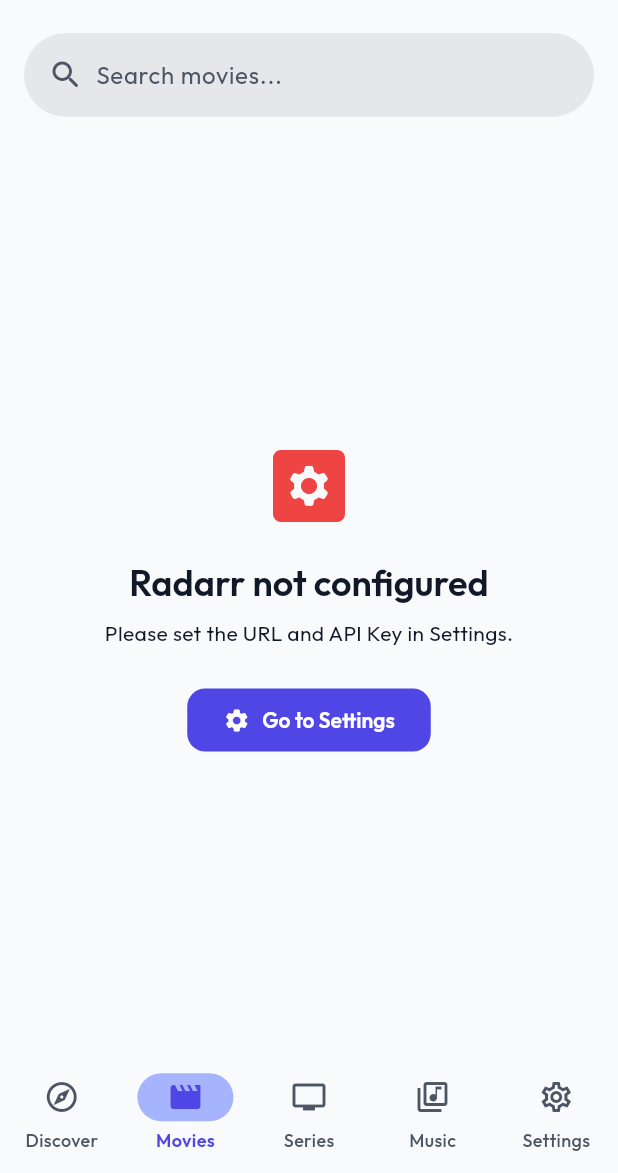
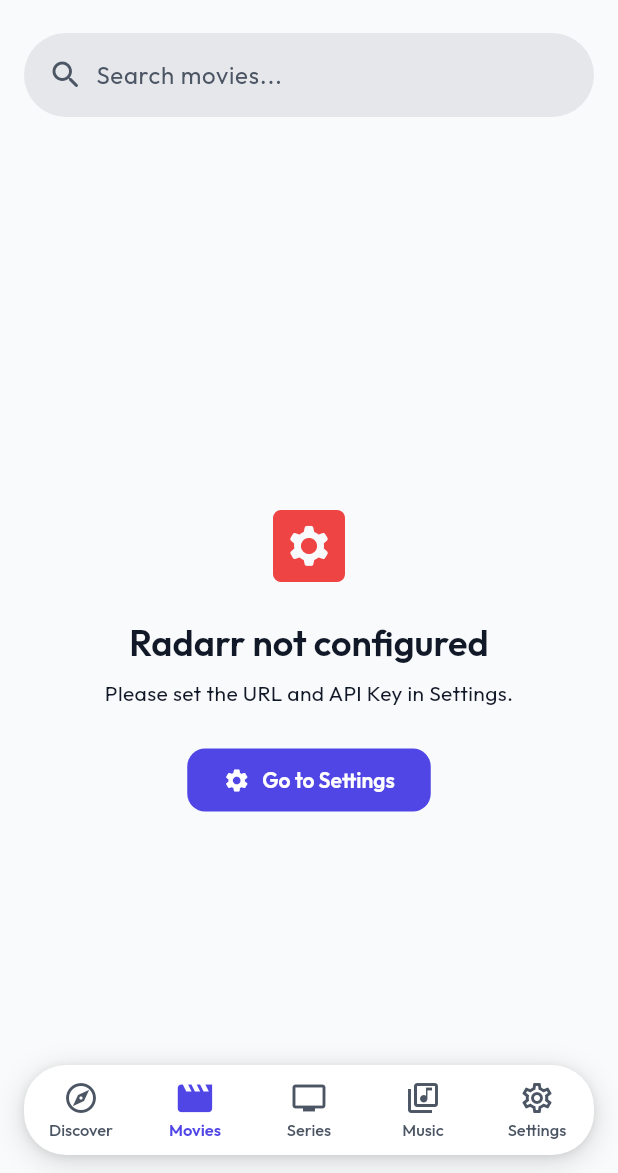
Before and after one commit to Gurkenwasser156/seekarr, a Flutter app: the screen it shows after launch, item 2 of the bottom bar chosen, on a phone screen of 412 x 824 dp, the part 63-1236 px from its top. Run offline on Flutter 3.47's test engine with Material 3 defaults, Android fonts, the phone set to English and light mode, and no system bars; drawn by our look-alikes of dynamic_color; our stand-ins replace cached_network_image, dio, flutter_riverpod, go_router, google_fonts, infinite_scroll_pagination and 1 more.

Commit message:
feat: Add floating bottom navigation bar with elastic drag and scrollable content padding Replace standard NavigationBar with custom FloatingBottomNavBar featuring rounded corners, floating design with margins, and elastic drag animation. Remove fixed shell padding and add scrollable bottom padding to all screens, allowing content to scroll behind the navbar while remaining fully accessible. Navbar drag physics tuned for rigid feel (15px max, 0.15 resistance).

````diff
--- /dev/null
+++ b/lib/core/widgets/floating_bottom_nav_bar.dart
@@ -0,0 +1,313 @@
+import 'package:flutter/material.dart';
+import 'package:google_fonts/google_fonts.dart';
+
+import 'package:seekarr/core/app_radius.dart';
+import 'package:seekarr/core/app_spacing.dart';
+
+/// A destination for the [FloatingBottomNavBar].
+class FloatingNavDestination {
+  /// The icon to display when this destination is not selected.
+  final IconData icon;
+
+  /// The icon to display when this destination is selected.
+  final IconData selectedIcon;
+
+  /// The label for this destination.
+  final String label;
+
+  const FloatingNavDestination({
+    required this.icon,
+    required this.selectedIcon,
+    required this.label,
+  });
+}
+
+/// Constants for FloatingBottomNavBar dimensions.
+///
+/// Use [FloatingNavBarMetrics.totalHeight] to calculate content padding.
+class FloatingNavBarMetrics {
+  FloatingNavBarMetrics._();
+
+  /// Height of the nav bar itself.
+  static const double barHeight = 60.0;
+
+  /// Top padding above the nav bar.
+  static const double topPadding = AppSpacing.sm; // 8dp
+
+  /// Bottom padding below the nav bar (excluding safe area).
+  static const double bottomPadding = AppSpacing.md; // 12dp
+
+  /// Total height including top/bottom padding (excluding safe area).
+  /// Use this value to add bottom padding to screen content.
+  static const double totalHeight =
+      barHeight + topPadding + bottomPadding; // 60 + 8 + 12 = 80dp
+
+  /// Returns the bottom padding needed for scroll views to allow content
+  /// to scroll above the floating nav bar.
+  ///
+  /// Includes the nav bar height, margins, and device safe area.
+  static double getScrollViewBottomPadding(BuildContext context) {
+    final bottomSafeArea = MediaQuery.of(context).padding.bottom;
+    return totalHeight + bottomSafeArea;
+  }
+}
+
+/// A custom floating bottom navigation bar with rounded corners and modern styling.
+///
+/// Features:
+/// - Floating design with margins on all sides
+/// - Rounded corners using [AppRadius.xl]
+/// - Scale animation for selected item
+/// - Elastic drag animation (rubber band effect)
+/// - No background indicator (only icon color changes)
+/// - Subtle shadow for elevated appearance
+///
+/// Example usage:
+/// ```dart
+/// FloatingBottomNavBar(
+///   selectedIndex: 0,
+///   onDestinationSelected: (index) => print('Selected: $index'),
+///   destinations: [
+///     FloatingNavDestination(
+///       icon: Icons.home_outlined,
+///       selectedIcon: Icons.home,
+///       label: 'Home',
+///     ),
+///   ],
+/// )
+/// ```
+class FloatingBottomNavBar extends StatefulWidget {
+  /// The index of the currently selected destination.
+  final int selectedIndex;
+
+  /// Called when one of the destinations is selected.
+  final ValueChanged<int> onDestinationSelected;
+
+  /// The list of destinations to display.
+  final List<FloatingNavDestination> destinations;
+
+  const FloatingBottomNavBar({
+    super.key,
+    required this.selectedIndex,
+    required this.onDestinationSelected,
+    required this.destinations,
+  });
+
+  @override
+  State<FloatingBottomNavBar> createState() => _FloatingBottomNavBarState();
+}
+
+class _FloatingBottomNavBarState extends State<FloatingBottomNavBar>
+    with SingleTickerProviderStateMixin {
+  /// Current drag offset from original position.
+  Offset _dragOffset = Offset.zero;
+
+  /// Animation controller for spring-back animation.
+  late AnimationController _springController;
+
+  /// Animation for returning to original position.
+  Animation<Offset>? _springAnimation;
+
+  // === Elastic drag physics parameters ===
+
+  /// Maximum allowed drag distance in any direction.
+  static const double _maxDragDistance = 15.0;
+
+  /// Base resistance factor (lower = more rigid).
+  static const double _baseResistance = 0.15;
+
+  /// Controls how quickly resistance increases with distance.
+  static const double _resistanceFalloff = 30.0;
+
+  @override
+  void initState() {
+    super.initState();
+    _springController = AnimationController(
+      vsync: this,
+      duration: const Duration(milliseconds: 600),
+    );
+  }
+
+  @override
+  void dispose() {
+    _springController.dispose();
+    super.dispose();
+  }
+
+  /// Applies elastic resistance to drag delta.
+  ///
+  /// Resistance increases as offset grows, creating a "rubber band" feel.
+  double _applyElasticResistance(double delta, double currentOffset) {
+    // Resistance increases exponentially as we get further from origin
+    final resistance =
+        _baseResistance / (1 + (currentOffset.abs() / _resistanceFalloff));
+    return delta * resistance;
+  }
+
+  void _onPanUpdate(DragUpdateDetails details) {
+    // Stop any running spring animation
+    if (_springController.isAnimating) {
+      _springController.stop();
+    }
+
+    setState(() {
+      // Apply elastic resistance to both axes
+      final dx = _applyElasticResistance(details.delta.dx, _dragOffset.dx);
+      final dy = _applyElasticResistance(details.delta.dy, _dragOffset.dy);
+
+      _dragOffset += Offset(dx, dy);
+
+      // Clamp to maximum drag distance
+      _dragOffset = Offset(
+        _dragOffset.dx.clamp(-_maxDragDistance, _maxDragDistance),
+        _dragOffset.dy.clamp(-_maxDragDistance, _maxDragDistance),
+      );
+    });
+  }
+
+  void _onPanEnd(DragEndDetails details) {
+    // Animate back to original position with elastic curve
+    _springAnimation = Tween<Offset>(begin: _dragOffset, end: Offset.zero)
+        .animate(
+          CurvedAnimation(parent: _springController, curve: Curves.elasticOut),
+        );
+
+    _springAnimation!.addListener(_onSpringAnimation);
+    _springController.forward(from: 0).whenComplete(() {
+      _springAnimation?.removeListener(_onSpringAnimation);
+    });
+  }
+
+  void _onSpringAnimation() {
+    if (_springAnimation != null) {
+      setState(() {
+        _dragOffset = _springAnimation!.value;
+      });
+    }
+  }
+
+  @override
+  Widget build(BuildContext context) {
+    final colorScheme = Theme.of(context).colorScheme;
+    final bottomPadding = MediaQuery.of(context).padding.bottom;
+
+    return GestureDetector(
+      onPanUpdate: _onPanUpdate,
+      onPanEnd: _onPanEnd,
+      behavior: HitTestBehavior.opaque,
+      child: Container(
+        // Outer padding to make it float
+        padding: EdgeInsets.only(
+          left: AppSpacing.lg,
+          right: AppSpacing.lg,
+          bottom: bottomPadding + FloatingNavBarMetrics.bottomPadding,
+          top: FloatingNavBarMetrics.topPadding,
+        ),
+        child: Transform.translate(
+          offset: _dragOffset,
+          child: Container(
+            height: FloatingNavBarMetrics.barHeight,
+            decoration: BoxDecoration(
+              color: colorScheme.surfaceContainer,
+              borderRadius: AppRadius.borderRadiusXl,
+              boxShadow: [
+                BoxShadow(
+                  color: Colors.black.withValues(alpha: 0.15),
+                  blurRadius: 16,
+                  offset: const Offset(0, 4),
+                  spreadRadius: 0,
+                ),
+                BoxShadow(
+                  color: Colors.black.withValues(alpha: 0.08),
+                  blurRadius: 4,
+                  offset: const Offset(0, 1),
+                  spreadRadius: 0,
+                ),
+              ],
+            ),
+            child: Row(
+              children: List.generate(widget.destinations.length, (index) {
+                return Expanded(
+                  child: _NavBarItem(
+                    destination: widget.destinations[index],
+                    isSelected: index == widget.selectedIndex,
+                    onTap: () => widget.onDestinationSelected(index),
+                  ),
+                );
+              }),
+            ),
+          ),
+        ),
+      ),
+    );
+  }
+}
+
+class _NavBarItem extends StatelessWidget {
+  final FloatingNavDestination destination;
+  final bool isSelected;
+  final VoidCallback onTap;
+
+  const _NavBarItem({
+    required this.destination,
+    required this.isSelected,
+    required this.onTap,
+  });
+
+  @override
+  Widget build(BuildContext context) {
+    final colorScheme = Theme.of(context).colorScheme;
+
+    final iconColor = isSelected
+        ? colorScheme.primary
+        : colorScheme.onSurfaceVariant;
+
+    final labelColor = isSelected
+        ? colorScheme.primary
+        : colorScheme.onSurfaceVariant;
+
+    final fontWeight = isSelected ? FontWeight.w600 : FontWeight.w500;
+
+    return InkWell(
+      onTap: onTap,
+      borderRadius: AppRadius.borderRadiusLg,
+      splashColor: colorScheme.primary.withValues(alpha: 0.1),
+      highlightColor: colorScheme.primary.withValues(alpha: 0.05),
+      child: Column(
+        mainAxisAlignment: MainAxisAlignment.center,
+        children: [
+          // Icon with scale animation
+          AnimatedScale(
+            scale: isSelected ? 1.15 : 1.0,
+            duration: const Duration(milliseconds: 200),
+            curve: Curves.easeOutCubic,
+            child: AnimatedSwitcher(
+              duration: const Duration(milliseconds: 200),
+              child: Icon(
+                isSelected ? destination.selectedIcon : destination.icon,
+                key: ValueKey(isSelected),
+                color: iconColor,
+                size: 24,
+              ),
+            ),
+          ),
+          const SizedBox(height: 2),
+          // Label
+          AnimatedDefaultTextStyle(
+            duration: const Duration(milliseconds: 200),
+            style: GoogleFonts.outfit(
+              fontSize: 11,
+              fontWeight: fontWeight,
+              color: labelColor,
+            ),
+            child: Text(
+              destination.label,
+              maxLines: 1,
+              overflow: TextOverflow.ellipsis,
+            ),
+          ),
+        ],
+      ),
+    );
+  }
+}
--- a/lib/core/widgets/widgets.dart
+++ b/lib/core/widgets/widgets.dart
@@ -33,3 +33,6 @@
 export 'interactive_search_sheet.dart';
 export 'media_profile_selector.dart';
 export 'media_search_popup_menu.dart';
+
+// Navigation
+export 'floating_bottom_nav_bar.dart';
--- a/lib/features/settings/presentation/settings_screen.dart
+++ b/lib/features/settings/presentation/settings_screen.dart
@@ -3,6 +3,7 @@
 import 'package:flutter_riverpod/flutter_riverpod.dart';
 import 'package:seekarr/core/app_spacing.dart';
 import 'package:seekarr/core/app_radius.dart';
+import 'package:seekarr/core/widgets/floating_bottom_nav_bar.dart';
 import 'package:seekarr/features/settings/domain/settings_model.dart';
 import 'package:seekarr/features/settings/presentation/providers/settings_provider.dart';
 
@@ -160,7 +161,10 @@
               urlController: _lidarrUrlController,
               apiKeyController: _lidarrApiKeyController,
             ),
-            const SizedBox(height: AppSpacing.xxxl),
+            const SizedBox(height: AppSpacing.lg),
+            SizedBox(
+              height: FloatingNavBarMetrics.getScrollViewBottomPadding(context),
+            ),
           ],
         ),
       ),
--- a/lib/features/shell/presentation/shell_screen.dart
+++ b/lib/features/shell/presentation/shell_screen.dart
@@ -2,54 +2,60 @@
 import 'package:flutter/services.dart';
 import 'package:flutter_riverpod/flutter_riverpod.dart';
 import 'package:go_router/go_router.dart';
+
 import 'package:seekarr/core/providers/navigation_refresh_provider.dart';
+import 'package:seekarr/core/widgets/floating_bottom_nav_bar.dart';
 
-/// Main shell screen with bottom navigation following Material Design 3.
+/// Main shell screen with floating bottom navigation.
 ///
-/// Uses outlined icons for unselected state and filled icons for selected state,
-/// following M3 navigation bar guidelines.
+/// Uses a custom [FloatingBottomNavBar] with rounded corners and floating design.
+/// Outlined icons for unselected state and filled icons for selected state.
 class ShellScreen extends ConsumerWidget {
   final Widget child;
 
   const ShellScreen({super.key, required this.child});
+
+  static const _destinations = [
+    FloatingNavDestination(
+      icon: Icons.explore_outlined,
+      selectedIcon: Icons.explore,
+      label: 'Discover',
+    ),
+    FloatingNavDestination(
+      icon: Icons.movie_outlined,
+      selectedIcon: Icons.movie,
+      label: 'Movies',
+    ),
+    FloatingNavDestination(
+      icon: Icons.tv_outlined,
+      selectedIcon: Icons.tv,
+      label: 'Series',
+    ),
+    FloatingNavDestination(
+      icon: Icons.library_music_outlined,
+      selectedIcon: Icons.library_music,
+      label: 'Music',
+    ),
+    FloatingNavDestination(
+      icon: Icons.settings_outlined,
+      selectedIcon: Icons.settings,
+      label: 'Settings',
+    ),
+  ];
 
   @override
   Widget build(BuildContext context, WidgetRef ref) {
     final selectedIndex = _calculateSelectedIndex(context);
 
     return Scaffold(
+      // Extend body behind the nav bar for true floating effect
+      extendBody: true,
       body: child,
-      bottomNavigationBar: NavigationBar(
+      bottomNavigationBar: FloatingBottomNavBar(
         selectedIndex: selectedIndex,
         onDestinationSelected: (int idx) =>
             _onItemTapped(idx, context, ref, selectedIndex),
-        destinations: const [
-          NavigationDestination(
-            icon: Icon(Icons.explore_outlined),
-            selectedIcon: Icon(Icons.explore),
-            label: 'Discover',
-          ),
-          NavigationDestination(
-            icon: Icon(Icons.movie_outlined),
-            selectedIcon: Icon(Icons.movie),
-            label: 'Movies',
-          ),
-          NavigationDestination(
-            icon: Icon(Icons.tv_outlined),
-            selectedIcon: Icon(Icons.tv),
-            label: 'Series',
-          ),
-          NavigationDestination(
-            icon: Icon(Icons.library_music_outlined),
-            selectedIcon: Icon(Icons.library_music),
-            label: 'Music',
-          ),
-          NavigationDestination(
-            icon: Icon(Icons.settings_outlined),
-            selectedIcon: Icon(Icons.settings),
-            label: 'Settings',
-          ),
-        ],
+        destinations: _destinations,
       ),
     );
   }
````
Also changed, not shown: lib/core/widgets/media_detail_view.dart (+14 -2 lines), lib/core/widgets/media_grid.dart (+9 -1 lines), lib/features/discover/presentation/discover_detail_screen.dart (+6 -1 lines), lib/features/discover/presentation/discover_screen.dart (+14 -2 lines).
